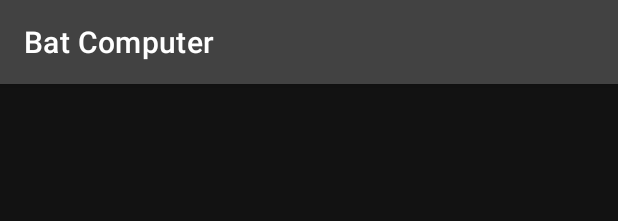
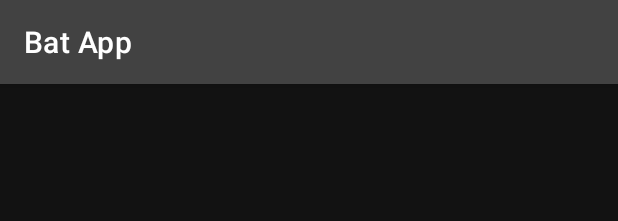
Before and after one commit to BambangJ/Plasticman_Superhero, an Android app: the layout activity_main.xml on its own in the app's theme, with its tools: preview values and no code run, on a phone screen of 412 x 824 dp. Shown: the top 221 px of the screen. Run offline under Robolectric (Android 15) with nearby library versions, the phone set to English and light mode, and no system bars.

Commit message:
Penambahan beberapa desain

```diff
--- a/app/src/main/res/values/strings.xml
+++ b/app/src/main/res/values/strings.xml
@@ -1,7 +1,7 @@
 <?xml version="1.0" encoding="utf-8"?>
 <resources>
     <string name="app_name">Plasticman_Superhero</string>
-    <string name="title">Bat Computer</string>
+    <string name="title">Bat App</string>
     <!-- Biography -->
     <string name="fullname">Full Name:</string>
     <string name="alignment">Alignment:</string>
```
